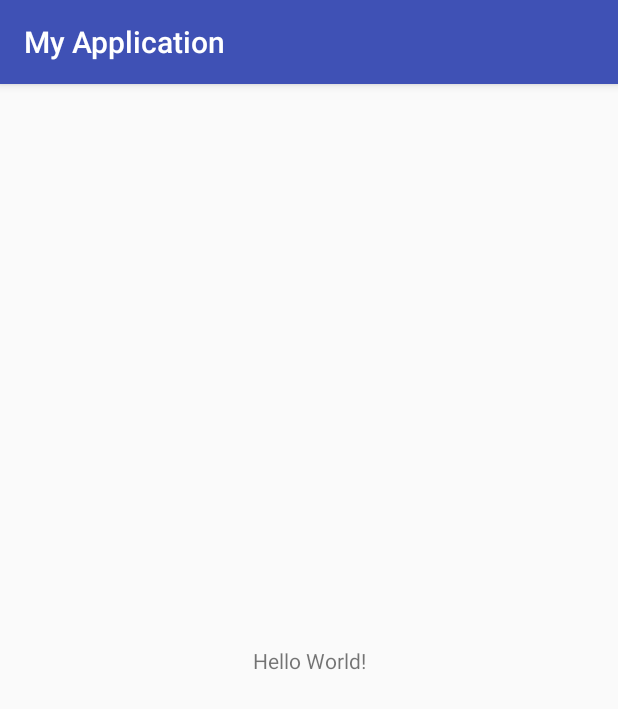
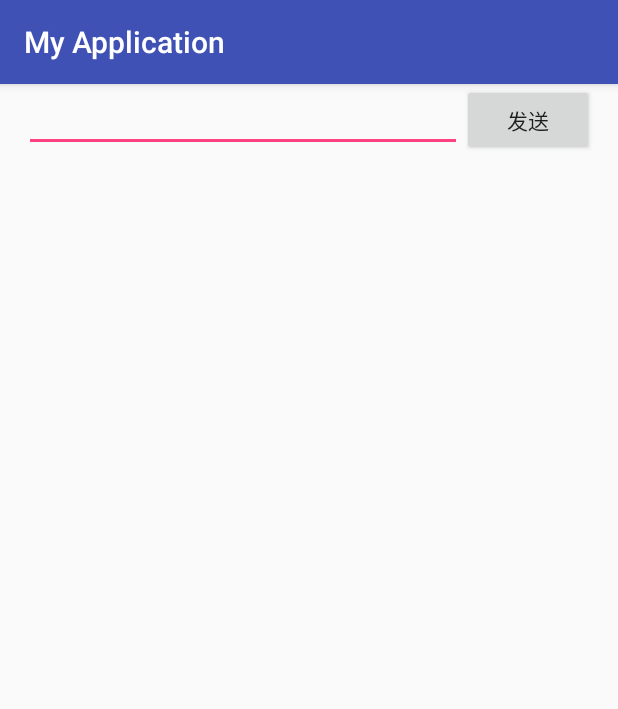
Before and after one commit to fan-xin/Android-Practice-Collection, an Android app: the screen it shows after launch (MainActivity), on a phone screen of 412 x 824 dp. Shown: the top 709 px of the screen. Run offline under Robolectric (Android 15) with nearby library versions, the phone set to English and light mode, and no system bars.

Commit message:
将客户端的代码移植到安卓端 运行时需要客户端和服务端在同一个网络中

```diff
--- a/SocketDemo/src/main/AndroidManifest.xml
+++ b/SocketDemo/src/main/AndroidManifest.xml
@@ -1,6 +1,8 @@
 <?xml version="1.0" encoding="utf-8"?>
 <manifest xmlns:android="http://schemas.android.com/apk/res/android"
     package="com.fanxin.android.socketdemo">
+
+    <uses-permission android:name="android.permission.INTERNET"/>
 
     <application
         android:allowBackup="true"
--- a/SocketDemo/src/main/java/com/fanxin/android/socketdemo/MainActivity.java
+++ b/SocketDemo/src/main/java/com/fanxin/android/socketdemo/MainActivity.java
@@ -2,12 +2,74 @@ package com.fanxin.android.socketdemo;
 
 import android.support.v7.app.AppCompatActivity;
 import android.os.Bundle;
+import android.text.TextUtils;
+import android.view.View;
+import android.widget.Button;
+import android.widget.EditText;
+import android.widget.TextView;
+
+import com.fanxin.android.socketdemo.biz.UdpClientBiz;
 
 public class MainActivity extends AppCompatActivity {
+
+    private EditText mEtMsg;
+    private Button mBtnSend;
+    private TextView mTvContent;
+
+    //初始化业务类
+    private UdpClientBiz udpClientBiz = new UdpClientBiz();
+
 
     @Override
     protected void onCreate(Bundle savedInstanceState) {
         super.onCreate(savedInstanceState);
         setContentView(R.layout.activity_main);
+
+        initView();
+
+        mBtnSend.setOnClickListener(new View.OnClickListener() {
+            @Override
+            public void onClick(View v) {
+                //获取输入的内容是
+                String msg = mEtMsg.getText().toString();
+                //判断输入信息是否为空
+                if (TextUtils.isEmpty(msg)){
+                    return;
+
+                }
+
+                //加入自己的message
+                appendMsgToContent("client: "+msg);
+
+
+                udpClientBiz.sendMsg(msg, new UdpClientBiz.OnMsgReturnedListener() {
+                    @Override
+                    public void onMsgReturned(String msg) {
+                        //如果有返回的信息，则把信息加入到textview中
+                        appendMsgToContent("server: "+msg);
+
+                    }
+
+                    @Override
+                    public void onError(Exception e) {
+                        e.printStackTrace();
+
+                    }
+                });
+            }
+        });
+    }
+
+    private void appendMsgToContent(String msg){
+        mTvContent.append(msg+"\n");
+    }
+
+    private void initView() {
+
+        mEtMsg = (EditText)findViewById(R.id.id_edittext);
+        mBtnSend = (Button)findViewById(R.id.id_send_button);
+        mTvContent = (TextView)findViewById(R.id.id_tv_content);
+
+
     }
 }
--- /dev/null
+++ b/SocketDemo/src/main/java/com/fanxin/android/socketdemo/biz/UdpClientBiz.java
@@ -0,0 +1,109 @@
+package com.fanxin.android.socketdemo.biz;
+
+import android.os.Handler;
+import android.os.Looper;
+
+import java.io.IOException;
+import java.net.DatagramPacket;
+import java.net.DatagramSocket;
+import java.net.InetAddress;
+import java.net.SocketException;
+import java.net.UnknownHostException;
+import java.util.Scanner;
+
+import java.util.logging.LogRecord;
+
+/**
+ * Created by Fan Xin <fanxin.hit@gmail.com>
+ * 18/12/03  15:03
+ */
+public class UdpClientBiz {
+
+    private String mServerIp = "127.0.1.1";
+    private int mServerPort = 7777;
+    private InetAddress mServerAddress;
+    private DatagramSocket mSocket;
+
+    private Handler mUIHander = new Handler(Looper.getMainLooper());
+
+
+    public UdpClientBiz(){
+
+        try {
+            mServerAddress = InetAddress.getByName(mServerIp);
+            mSocket = new DatagramSocket();
+
+        } catch (SocketException e) {
+            e.printStackTrace();
+        } catch (UnknownHostException e) {
+            e.printStackTrace();
+        }
+
+    }
+
+    public interface OnMsgReturnedListener{
+        void onMsgReturned(String msg);
+        void onError(Exception e);
+
+    }
+
+    public void sendMsg(final String msg, final OnMsgReturnedListener listerner){
+
+        //网络交互操作，要在子线程中进行
+        new Thread(){
+            @Override
+            public void run() {
+                try {
+                    byte[] clientMsgBytes = msg.getBytes();
+
+                    DatagramPacket clientPacket =
+                            new DatagramPacket(clientMsgBytes,
+                                    clientMsgBytes.length,
+                                    mServerAddress,
+                                    mServerPort);
+                    //向服务器端发送数据
+                    mSocket.send(clientPacket);
+
+                    //接收服务端的数据
+                    byte[] buf = new byte[1024];
+                    DatagramPacket serverMsgPacket =
+                            new DatagramPacket(buf,buf.length);
+                    mSocket.receive(serverMsgPacket);
+
+                    //已经接收到信息
+                    InetAddress address = serverMsgPacket.getAddress();
+                    int port = serverMsgPacket.getPort();
+                    final String serverMsg = new String(serverMsgPacket.getData(),0,
+                            serverMsgPacket.getLength());
+                    System.out.println(" message is "+serverMsg);
+
+                    mUIHander.post(new Runnable() {
+                        @Override
+                        public void run() {
+                            listerner.onMsgReturned(serverMsg);
+                        }
+                    });
+
+
+
+                } catch (final IOException e) {
+                    mUIHander.post(new Runnable() {
+                        @Override
+                        public void run() {
+                            listerner.onError(e);
+                        }
+                    });
+                }
+            }
+
+        }.start();
+
+    }
+
+    public void onDestory(){
+        if (mSocket!= null){
+            mSocket.close();
+        }
+    }
+
+}
--- a/SocketDemo/src/main/res/layout/activity_main.xml
+++ b/SocketDemo/src/main/res/layout/activity_main.xml
@@ -1,18 +1,40 @@
 <?xml version="1.0" encoding="utf-8"?>
-<android.support.constraint.ConstraintLayout xmlns:android="http://schemas.android.com/apk/res/android"
+<RelativeLayout xmlns:android="http://schemas.android.com/apk/res/android"
     xmlns:app="http://schemas.android.com/apk/res-auto"
     xmlns:tools="http://schemas.android.com/tools"
+    android:paddingLeft="16dp"
+    android:paddingRight="16dp"
     android:layout_width="match_parent"
     android:layout_height="match_parent"
     tools:context=".MainActivity">
 
-    <TextView
+
+
+    <Button
+        android:id="@+id/id_send_button"
+        android:text="发送"
+        android:layout_alignParentRight="true"
         android:layout_width="wrap_content"
-        android:layout_height="wrap_content"
-        android:text="Hello World!"
-        app:layout_constraintBottom_toBottomOf="parent"
-        app:layout_constraintLeft_toLeftOf="parent"
-        app:layout_constraintRight_toRightOf="parent"
-        app:layout_constraintTop_toTopOf="parent" />
+        android:layout_height="wrap_content" />
 
-</android.support.constraint.ConstraintLayout>
+    <EditText
+        android:id="@+id/id_edittext"
+        android:layout_toLeftOf="@id/id_send_button"
+        android:layout_width="match_parent"
+        android:layout_height="wrap_content" />
+
+    <ScrollView
+        android:layout_width="match_parent"
+        android:layout_height="match_parent"
+        android:layout_below="@id/id_edittext">
+        <TextView
+            android:id="@+id/id_tv_content"
+            android:layout_width="match_parent"
+            android:layout_height="wrap_content" />
+
+    </ScrollView>
+
+
+
+
+</RelativeLayout>
--- a/SocketDemo/src/main/res/values/styles.xml
+++ b/SocketDemo/src/main/res/values/styles.xml
@@ -1,7 +1,7 @@
 <resources>
 
     <!-- Base application theme. -->
-    <style name="AppTheme" parent="Theme.AppCompat.Light.DarkActionBar">
+    <style name="AppTheme" parent="Base.Theme.AppCompat.Light.DarkActionBar">
         <!-- Customize your theme here. -->
         <item name="colorPrimary">@color/colorPrimary</item>
         <item name="colorPrimaryDark">@color/colorPrimaryDark</item>
```
